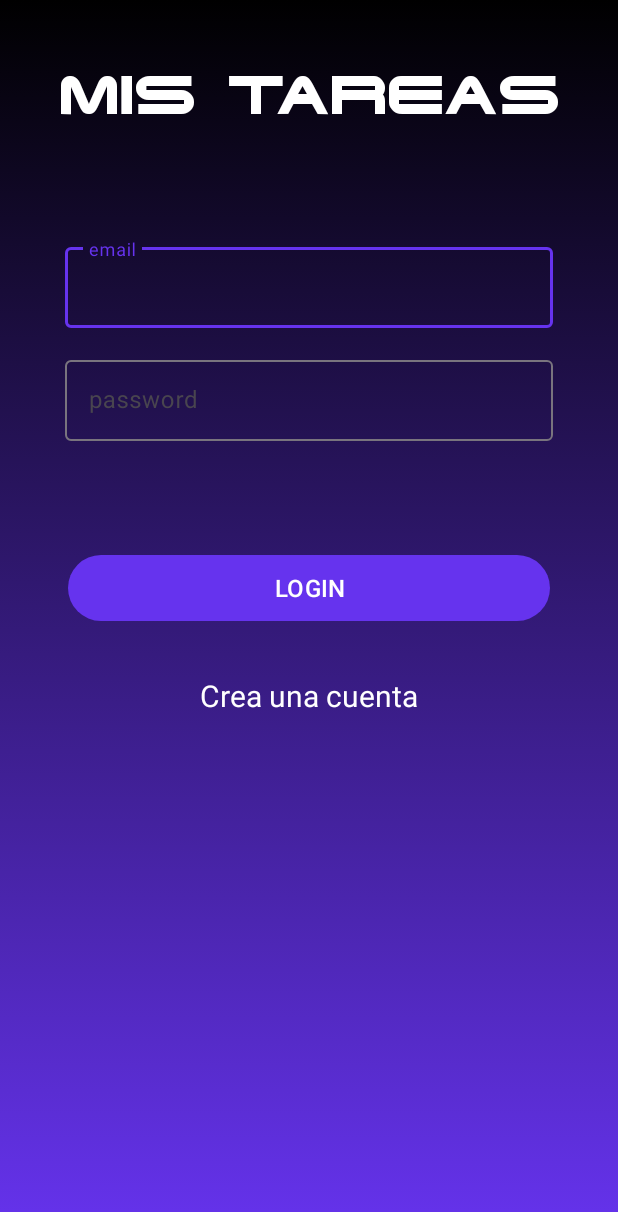
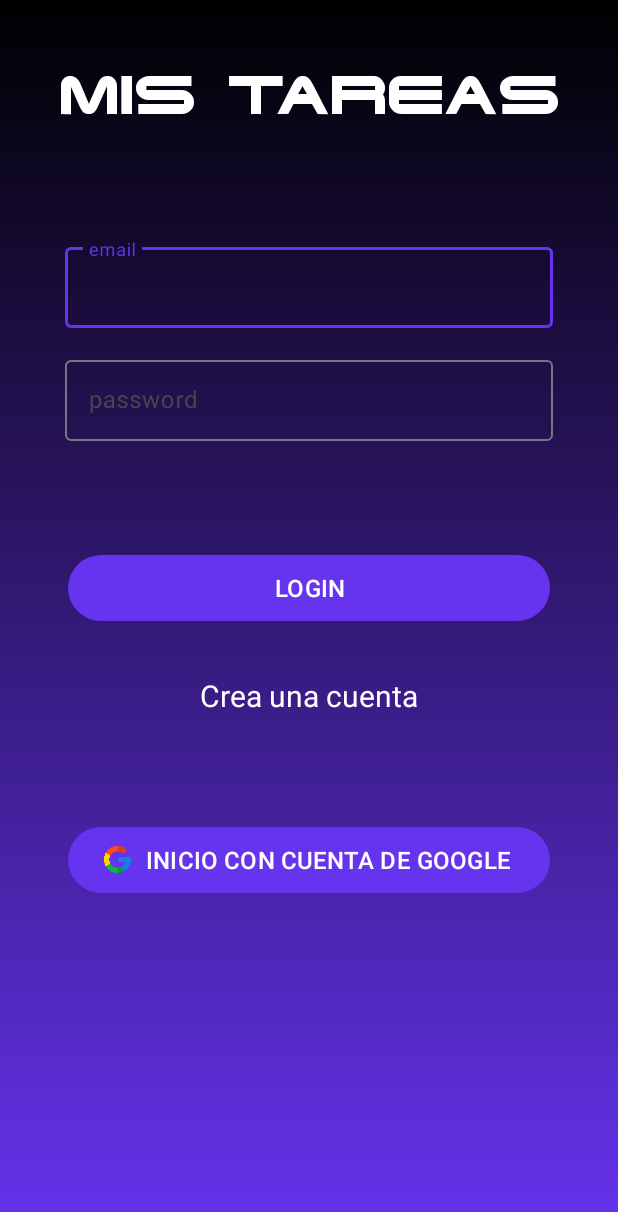
Before and after one commit to AlbertoArroyoS/ToDoList, an Android app: the layout activity_login.xml on its own in the app's theme, with its tools: preview values and no code run, on a phone screen of 412 x 824 dp. Shown: the top 1212 px of the screen. Run offline under Robolectric (Android 15) with nearby library versions, the phone set to English and light mode, and no system bars.

Commit message:
Boton de google

```diff
--- a/Android_Studio/app/src/main/res/layout/activity_login.xml
+++ b/Android_Studio/app/src/main/res/layout/activity_login.xml
@@ -85,4 +85,18 @@
         app:layout_constraintStart_toStartOf="parent"
         app:layout_constraintTop_toBottomOf="@+id/botonLogin"
         android:textColor="@color/white"/>
+
+    <Button
+        android:id="@+id/botonGoogle"
+        android:layout_width="321dp"
+        android:layout_height="52dp"
+        android:layout_marginTop="70dp"
+        android:text="INICIO CON CUENTA DE GOOGLE"
+        android:textSize="16sp"
+        app:cornerRadius="32sp"
+        app:icon="@drawable/google"
+        app:iconTintMode="multiply"
+        app:layout_constraintEnd_toEndOf="parent"
+        app:layout_constraintStart_toStartOf="parent"
+        app:layout_constraintTop_toBottomOf="@+id/botonRegistro" />
 </androidx.constraintlayout.widget.ConstraintLayout>
--- a/Android_Studio/app/src/main/res/values-night/themes.xml
+++ b/Android_Studio/app/src/main/res/values-night/themes.xml
@@ -1,6 +1,6 @@
 <resources xmlns:tools="http://schemas.android.com/tools">
     <!-- Base application theme. -->
-    <style name="Base.Theme.ToDoList" parent="Theme.Material3.Dark">
+    <style name="Base.Theme.ToDoList" parent="Theme.Material3.Light">
         <!-- Customize your dark theme here. -->
         <!-- <item name="colorPrimary">@color/my_dark_primary</item> -->
     </style>
```
Also changed, not shown: Android_Studio/app/src/main/java/com/example/todolist/Login.java (+73 -0 lines), Android_Studio/app/src/main/res/drawable/google.png (added).
